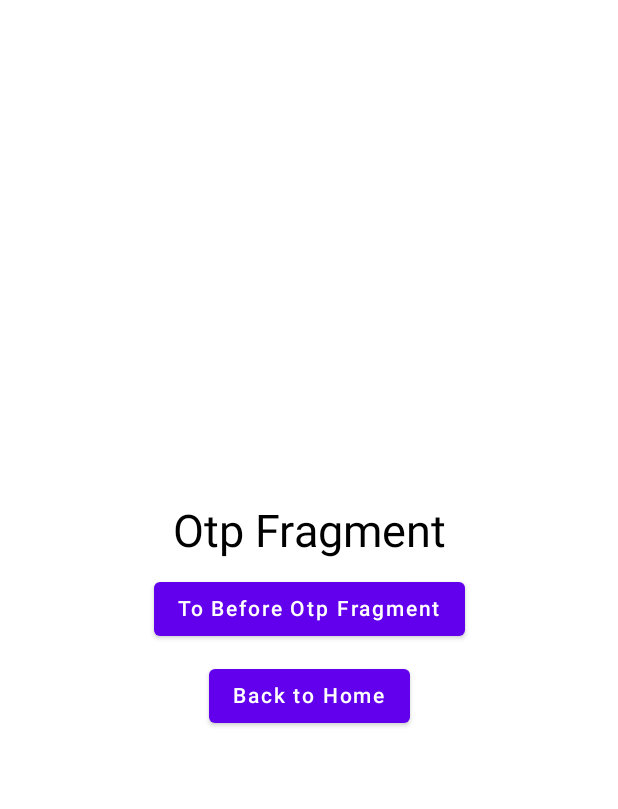
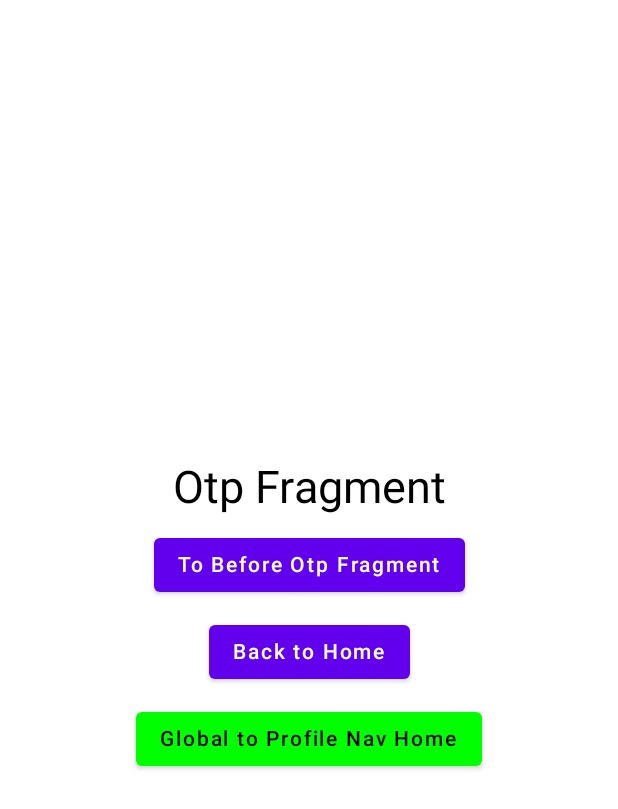
Before and after one commit to veygard/JetpackChildNav, an Android app built with Jetpack Compose: the fragment OtpFragment placed in its activity, on a phone screen of 412 x 824 dp. Shown: the top 809 px of the screen. Run offline under Robolectric (Android 15) with nearby library versions, the phone set to English and light mode, and no system bars.

Commit message:
navigation to child fragment by global (not working)

```diff
--- a/app/src/main/java/com/example/jetnav/home/auth/beforeOtp/BeforeOtpRouter.kt
+++ b/app/src/main/java/com/example/jetnav/home/auth/beforeOtp/BeforeOtpRouter.kt
@@ -30,10 +30,10 @@ class BeforeOtpRouterImpl(
     }
 
     override fun routeToProfileNav() {
-        fragment.findNavController().navigate(R.id.action_global_to_profile_nav)
+        fragment.findNavController().navigate(R.id.action_global_to_profile_nav2)
     }
 
     override fun routeToProfileTwoFragment() {
-
+        fragment.findNavController().navigate(R.id.action_global_profileTwoFragment)
     }
 }
--- a/app/src/main/java/com/example/jetnav/home/auth/otp/OtpFragment.kt
+++ b/app/src/main/java/com/example/jetnav/home/auth/otp/OtpFragment.kt
@@ -7,6 +7,7 @@ import android.view.ViewGroup
 import androidx.compose.foundation.background
 import androidx.compose.foundation.layout.*
 import androidx.compose.material.Button
+import androidx.compose.material.ButtonDefaults
 import androidx.compose.material.Text
 import androidx.compose.ui.Alignment
 import androidx.compose.ui.ExperimentalComposeUiApi
@@ -51,6 +52,12 @@ class OtpFragment : Fragment() {
                 Button(onClick = { otpRouter.routeMain() }) {
                     Text(text = "Back to Home")
                 }
+                Spacer(modifier = Modifier.height(10.dp))
+                Button(
+                    colors = ButtonDefaults.buttonColors(backgroundColor = Color.Green),
+                    onClick = { otpRouter.routeToProfileNav() }) {
+                    Text(text = "Global to Profile Nav Home")
+                }
             }
 
         }
--- a/app/src/main/java/com/example/jetnav/home/auth/otp/OtpRouter.kt
+++ b/app/src/main/java/com/example/jetnav/home/auth/otp/OtpRouter.kt
@@ -9,6 +9,7 @@ interface OtpRouter {
     fun routeBack()
     fun routeMain()
     fun routeToBeforeOtp()
+    fun routeToProfileNav()
 }
 
 class OtpRouterImpl(
@@ -26,4 +27,8 @@ class OtpRouterImpl(
     override fun routeToBeforeOtp() {
         fragment.findNavController().navigate(R.id.action_otpFragment_to_beforeOtpFragment2)
     }
+
+    override fun routeToProfileNav() {
+        fragment.findNavController().navigate(R.id.action_global_to_profile_nav2)
+    }
 }
--- a/app/src/main/res/navigation/nav_profile.xml
+++ b/app/src/main/res/navigation/nav_profile.xml
@@ -22,5 +22,5 @@
         <action
                 android:id="@+id/action_profileTwoFragment_to_profileOneFragment2"
                 app:destination="@id/profileOneFragment" />
-    </fragment>
+    </fragment><action android:id="@+id/action_global_profileTwoFragment" app:destination="@id/profileTwoFragment"/>
 </navigation>
--- a/app/src/main/res/navigation/nav_root.xml
+++ b/app/src/main/res/navigation/nav_root.xml
@@ -11,7 +11,7 @@
                 android:id="@+id/action_global_homeFragment"
                 app:destination="@id/homeFragment" />
         <action
-                android:id="@+id/action_global_to_profile_nav"
+                android:id="@+id/action_global_to_profile_nav2"
                 app:destination="@id/to_profile_nav" />
     </navigation>
     <fragment
```
